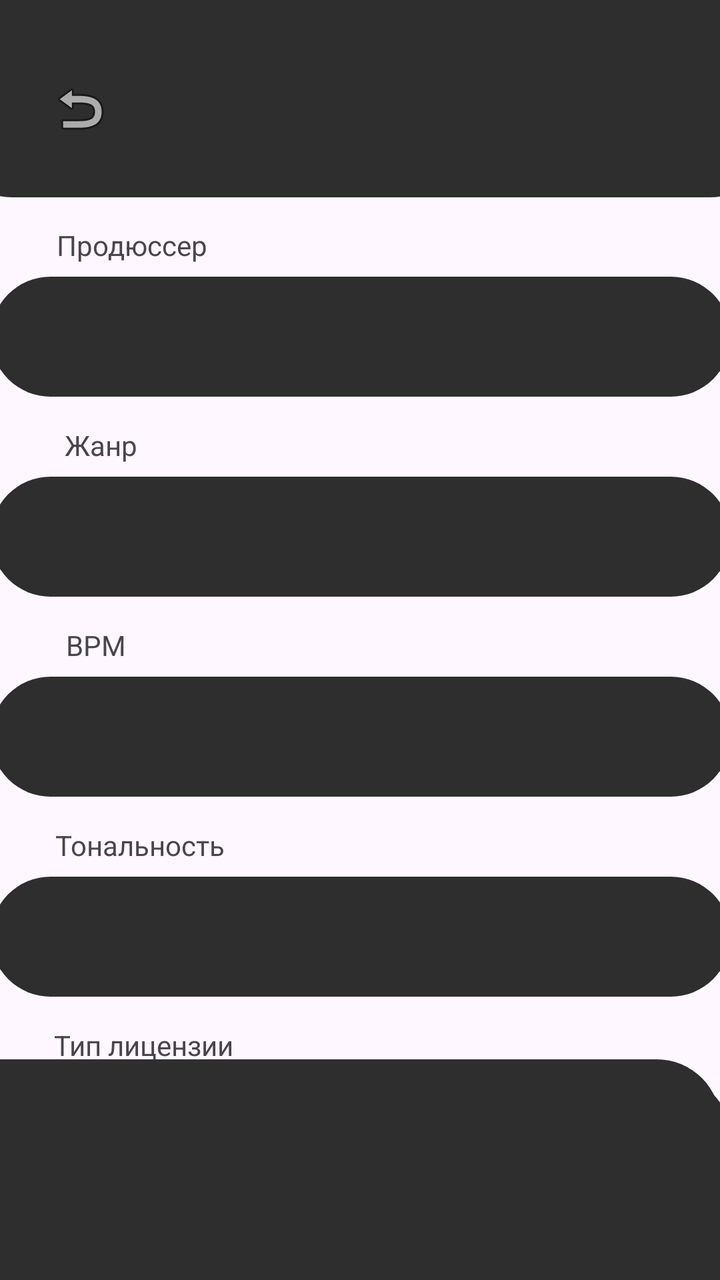
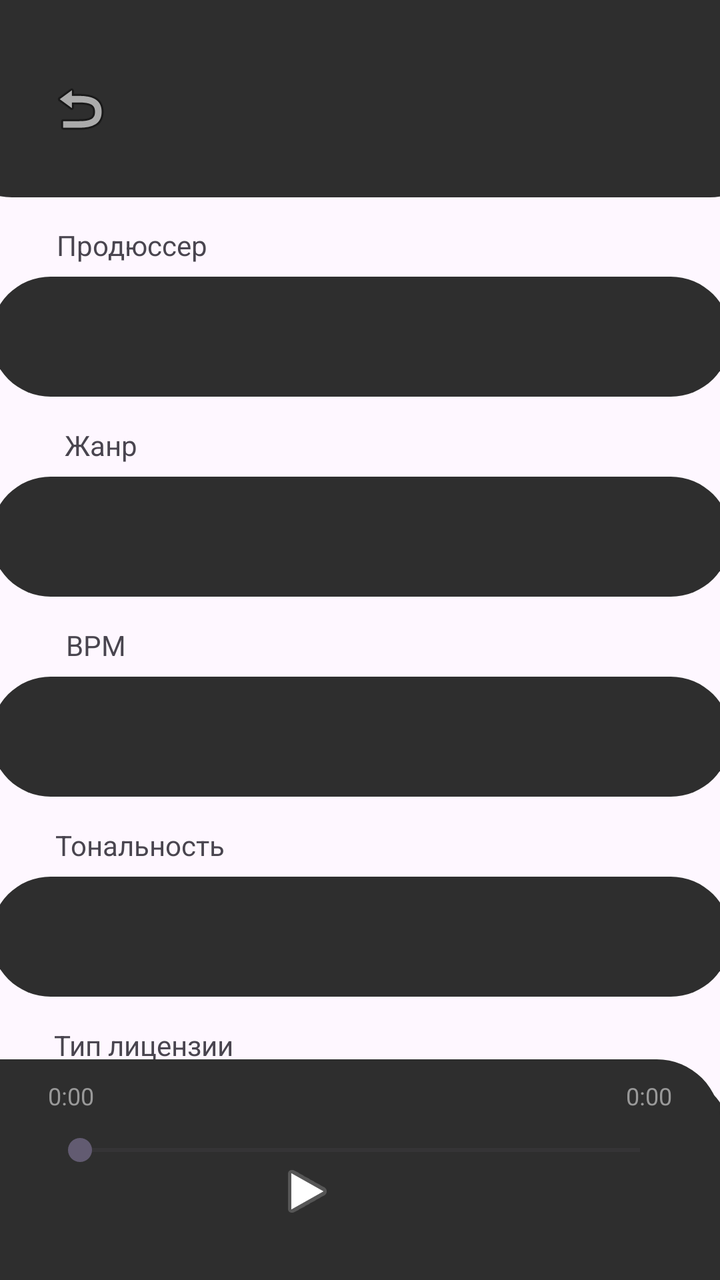

Before-and-after screenshots of an Android layout around one commit, followed by the original layout XML and the change that was made.
<!-- AndroidManifest.xml: application theme Theme.Beatstore -->
<!-- res/layout/activity_beat_card.xml -->
<?xml version="1.0" encoding="utf-8"?>
<androidx.constraintlayout.widget.ConstraintLayout xmlns:android="http://schemas.android.com/apk/res/android"
    xmlns:app="http://schemas.android.com/apk/res-auto"
    xmlns:tools="http://schemas.android.com/tools"
    android:id="@+id/main"
    android:layout_width="match_parent"
    android:layout_height="match_parent"
    tools:context=".beat_card_activity">
    <View
        android:id="@+id/view"
        android:layout_width="413dp"
        android:layout_height="130dp"
        android:layout_marginTop="-32dp"
        android:background="@drawable/rounded_background"
        app:layout_constraintEnd_toEndOf="parent"
        app:layout_constraintStart_toStartOf="parent"
        app:layout_constraintTop_toTopOf="parent" />

    <TextView
        android:id="@+id/tv_title"
        android:layout_width="278dp"
        android:layout_height="48dp"
        android:layout_marginEnd="28dp"
        android:textAlignment="textEnd"
        android:textColor="#FFFFFF"
        android:textSize="30sp"
        android:textStyle="bold"
        app:layout_constraintBottom_toBottomOf="@+id/view"
        app:layout_constraintEnd_toEndOf="parent"
        app:layout_constraintTop_toTopOf="parent"
        app:layout_constraintVertical_bias="0.688" />

    <TextView
        android:id="@+id/tv_prod"
        android:layout_width="370dp"
        android:layout_height="60dp"
        android:layout_marginTop="40dp"
        android:background="@drawable/rounded_background"
        android:gravity="center"
        android:textColor="#FFFFFF"
        android:textSize="20sp"
        android:textStyle="bold"
        app:layout_constraintEnd_toEndOf="parent"
        app:layout_constraintStart_toStartOf="parent"
        app:layout_constraintTop_toBottomOf="@+id/view" />

    <TextView
        android:id="@+id/tv_prod_title"
        android:layout_width="wrap_content"
        android:layout_height="wrap_content"
        android:text="Продюссер"
        app:layout_constraintBottom_toTopOf="@+id/tv_prod"
        app:layout_constraintEnd_toEndOf="parent"
        app:layout_constraintHorizontal_bias="0.1"
        app:layout_constraintStart_toStartOf="parent"
        app:layout_constraintTop_toBottomOf="@+id/view"
        app:layout_constraintVertical_bias="0.7" />

    <TextView
        android:id="@+id/tv_genre"
        android:layout_width="370dp"
        android:layout_height="60dp"
        android:layout_marginTop="40dp"
        android:background="@drawable/rounded_background"
        android:gravity="center"
        android:textColor="#FFFFFF"
        android:textSize="20sp"
        android:textStyle="bold"
        app:layout_constraintEnd_toEndOf="parent"
        app:layout_constraintStart_toStartOf="parent"
        app:layout_constraintTop_toBottomOf="@+id/tv_prod" />

    <TextView
        android:id="@+id/tv_genre_title"
        android:layout_width="wrap_content"
        android:layout_height="wrap_content"
        android:text="Жанр"
        app:layout_constraintBottom_toTopOf="@+id/tv_genre"
        app:layout_constraintEnd_toEndOf="parent"
        app:layout_constraintHorizontal_bias="0.1"
        app:layout_constraintStart_toStartOf="parent"
        app:layout_constraintTop_toBottomOf="@+id/tv_prod"
        app:layout_constraintVertical_bias="0.7" />

    <TextView
        android:id="@+id/tv_bpm"
        android:layout_width="370dp"
        android:layout_height="60dp"
        android:layout_marginTop="40dp"
        android:background="@drawable/rounded_background"
        android:gravity="center"
        android:textColor="#FFFFFF"
        android:textSize="20sp"
        android:textStyle="bold"
                app:layout_constraintEnd_toEndOf="parent"
        app:layout_constraintStart_toStartOf="parent"
        app:layout_constraintTop_toBottomOf="@+id/tv_genre" />

    <TextView
        android:id="@+id/tv_bpm_title"
        android:layout_width="wrap_content"
        android:layout_height="wrap_content"
        android:text="BPM"
        app:layout_constraintBottom_toTopOf="@+id/tv_bpm"
        app:layout_constraintEnd_toEndOf="parent"
        app:layout_constraintHorizontal_bias="0.1"
        app:layout_constraintStart_toStartOf="parent"
        app:layout_constraintTop_toBottomOf="@+id/tv_genre"
        app:layout_constraintVertical_bias="0.7" />

    <TextView
        android:id="@+id/tv_key"
        android:layout_width="370dp"
        android:layout_height="60dp"
        android:layout_marginTop="40dp"
        android:background="@drawable/rounded_background"
        android:gravity="center"
        android:textColor="#FFFFFF"
        android:textSize="20sp"
        android:textStyle="bold"
                app:layout_constraintEnd_toEndOf="parent"
        app:layout_constraintStart_toStartOf="parent"
        app:layout_constraintTop_toBottomOf="@+id/tv_bpm" />

    <TextView
        android:id="@+id/tv_key_title"
        android:layout_width="wrap_content"
        android:layout_height="wrap_content"
        android:text="Тональность"
        app:layout_constraintBottom_toTopOf="@+id/tv_key"
        app:layout_constraintEnd_toEndOf="parent"
        app:layout_constraintHorizontal_bias="0.1"
        app:layout_constraintStart_toStartOf="parent"
        app:layout_constraintTop_toBottomOf="@+id/tv_bpm"
        app:layout_constraintVertical_bias="0.7" />

    <TextView
        android:id="@+id/tv_license"
        android:layout_width="370dp"
        android:layout_height="60dp"
        android:layout_marginTop="40dp"
        android:background="@drawable/rounded_background"
        android:gravity="center"
        android:textColor="#FFFFFF"
        android:textSize="20sp"
        android:textStyle="bold"
                app:layout_constraintEnd_toEndOf="parent"
        app:layout_constraintStart_toStartOf="parent"
        app:layout_constraintTop_toBottomOf="@+id/tv_key" />

    <TextView
        android:id="@+id/tv_license_title"
        android:layout_width="wrap_content"
        android:layout_height="wrap_content"
        android:text="Тип лицензии"
        app:layout_constraintBottom_toTopOf="@+id/tv_license"
        app:layout_constraintEnd_toEndOf="parent"
        app:layout_constraintHorizontal_bias="0.1"
        app:layout_constraintVertical_bias="0.7"
        app:layout_constraintStart_toStartOf="parent"
        app:layout_constraintTop_toBottomOf="@+id/tv_key" />

    <TextView
        android:id="@+id/tv_cost"
        android:layout_width="370dp"
        android:layout_height="60dp"
        android:layout_marginTop="40dp"
        android:background="@drawable/rounded_background"
        android:gravity="center"
        android:textColor="#FFFFFF"
        android:textSize="20sp"
        android:textStyle="bold"
                app:layout_constraintEnd_toEndOf="parent"
        app:layout_constraintStart_toStartOf="parent"
        app:layout_constraintTop_toBottomOf="@+id/tv_license" />

    <TextView
        android:id="@+id/tv_cost_title"
        android:layout_width="wrap_content"
        android:layout_height="wrap_content"
        android:text="Цена"
        app:layout_constraintBottom_toTopOf="@+id/tv_cost"
        app:layout_constraintEnd_toEndOf="parent"
        app:layout_constraintHorizontal_bias="0.1"
        app:layout_constraintStart_toStartOf="parent"
        app:layout_constraintTop_toBottomOf="@+id/tv_license"
        app:layout_constraintVertical_bias="0.7" />

    <View
        android:id="@+id/action_panel"
        android:layout_width="413dp"
        android:layout_height="150dp"
        android:layout_marginBottom="-40dp"
        android:background="@drawable/rounded_background"
        app:layout_constraintBottom_toBottomOf="parent"
        app:layout_constraintEnd_toEndOf="parent" />

    <ImageButton
        android:id="@+id/imageButton"
        android:layout_width="48dp"
        android:layout_height="48dp"
        android:background="@null"
        android:src="@android:drawable/ic_menu_revert"
        android:layout_marginStart="16dp"
        android:layout_marginTop="32dp"
        app:layout_constraintStart_toStartOf="parent"
        app:layout_constraintTop_toTopOf="@id/view"
        app:layout_constraintBottom_toBottomOf="@id/view"
        app:layout_constraintVertical_bias="0.6" />

</androidx.constraintlayout.widget.ConstraintLayout>
<!-- resources referenced by this layout -->
<resources>
  <!-- drawable rounded_background (drawable) -->
  <shape xmlns:android="http://schemas.android.com/apk/res/android">
      <solid android:color="#2E2E2E" />
      <corners android:radius="32dp" />
  </shape>
  <style name="Theme.Beatstore" parent="Base.Theme.Beatstore" />
  <style name="Base.Theme.Beatstore" parent="Theme.Material3.DayNight.NoActionBar">
          
          
      </style>
</resources>

<!-- the commit's change to res/layout/activity_beat_card.xml (unified diff, before → after) -->
@@ -194,6 +194,66 @@
         android:background="@drawable/rounded_background"
         app:layout_constraintBottom_toBottomOf="parent"
         app:layout_constraintEnd_toEndOf="parent" />
+    
+    <LinearLayout
+        android:id="@+id/layoutTime"
+        android:layout_width="0dp"
+        android:layout_height="wrap_content"
+        android:layout_marginStart="24dp"
+        android:layout_marginEnd="24dp"
+        android:orientation="horizontal"
+        app:layout_constraintBottom_toTopOf="@id/seekBar"
+        app:layout_constraintEnd_toEndOf="parent"
+        app:layout_constraintStart_toStartOf="parent"
+        app:layout_constraintTop_toTopOf="@+id/action_panel">
+
+        <TextView
+            android:id="@+id/tvCurrentTime"
+            android:layout_width="wrap_content"
+            android:layout_height="wrap_content"
+            android:text="0:00"
+            android:textColor="#999999"
+            android:textSize="12sp" />
+
+        <View
+            android:layout_width="0dp"
+            android:layout_height="0dp"
+            android:layout_weight="1" />
+
+        <TextView
+            android:id="@+id/tvTotalTime"
+            android:layout_width="wrap_content"
+            android:layout_height="wrap_content"
+            android:text="0:00"
+            android:textColor="#999999"
+            android:textSize="12sp" />
+    </LinearLayout>
+
+    
+
+    <SeekBar
+        android:id="@+id/seekBar"
+        android:layout_width="0dp"
+        android:layout_height="wrap_content"
+        android:layout_marginStart="24dp"
+        android:layout_marginEnd="24dp"
+        android:layout_marginBottom="56dp"
+        app:layout_constraintBottom_toBottomOf="parent"
+        app:layout_constraintEnd_toEndOf="parent"
+        app:layout_constraintHorizontal_bias="0.0"
+        app:layout_constraintStart_toStartOf="parent" />
+
+    <ImageButton
+        android:id="@+id/btnPlay"
+        android:layout_width="56dp"
+        android:layout_height="56dp"
+        android:layout_marginBottom="56dp"
+        android:background="@android:color/transparent"
+        android:scaleType="center"
+        android:src="@android:drawable/ic_media_play"
+        app:layout_constraintBottom_toBottomOf="@id/action_panel"
+        app:layout_constraintEnd_toEndOf="parent"
+        app:layout_constraintStart_toStartOf="@+id/action_panel" />
 
     <ImageButton
         android:id="@+id/imageButton"
